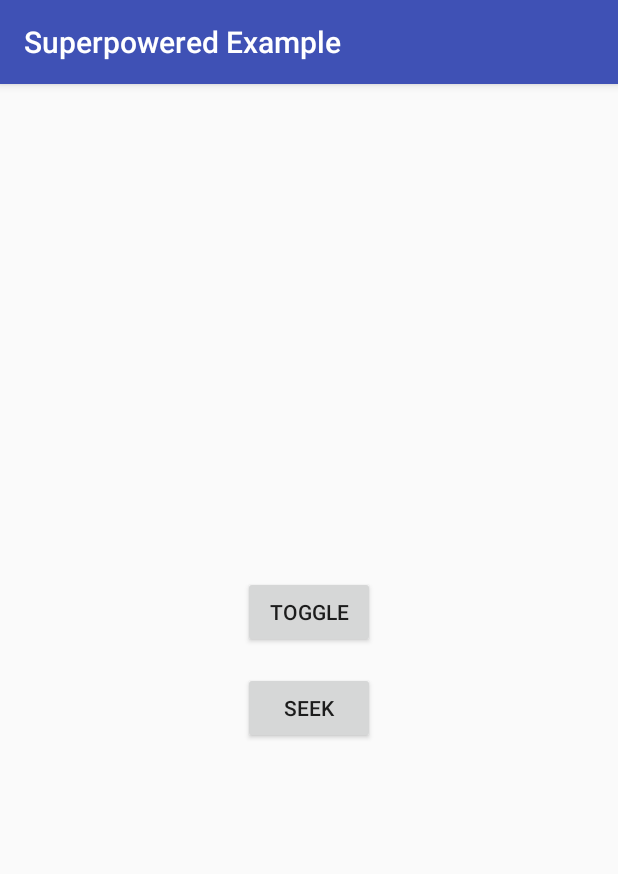
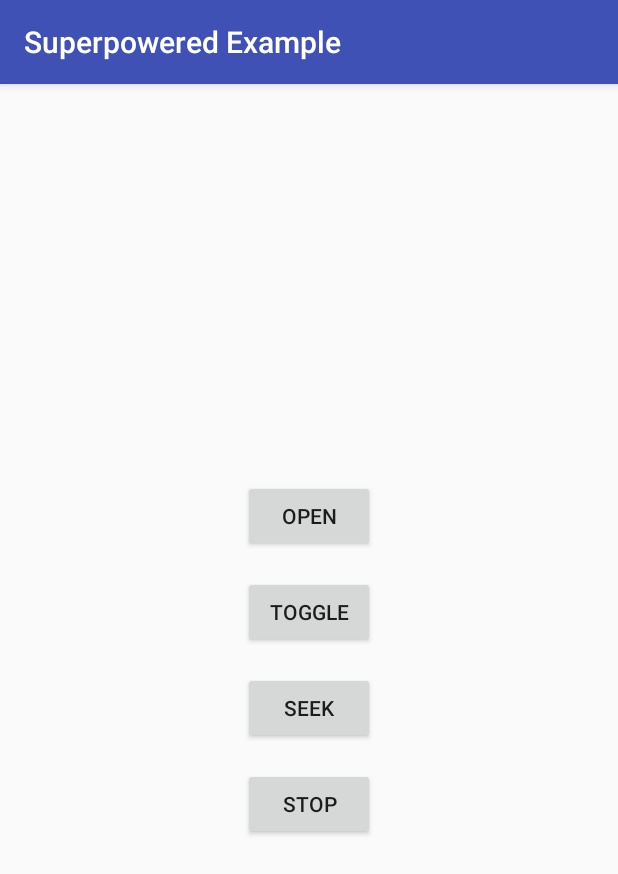
Before and after one commit to Skylesser/superpowered-example, an Android app: the screen it shows after launch (MainActivity), on a phone screen of 412 x 824 dp. Shown: the top 874 px of the screen. Run offline under Robolectric (Android 15) with nearby library versions, the light colour scheme and no system bars; 2 statements that could not run were skipped.

Commit message:
New open and stop features

```diff
--- a/app/src/main/java/com/superpowered/superpoweredexample/SuperPoweredPlayer.java
+++ b/app/src/main/java/com/superpowered/superpoweredexample/SuperPoweredPlayer.java
@@ -59,6 +59,11 @@ class SuperPoweredPlayer
 		SuperpoweredExample(sampleRate, bufferSize, URL_A, URL_B, URL_C, repertoire.getAbsolutePath());
 	}
 
+	void openFile()
+	{
+		open("http://www.wezeejay.fr/audio/7.mp3");
+	}
+
 	void togglePlayback()
 	{
 		playState = !playState;
@@ -71,9 +76,15 @@ class SuperPoweredPlayer
 		onSeek();
 	}
 
+	void stopDownload()
+	{
+		onStopDownload(URL_C);
+	}
+
 	private native void SuperpoweredExample(int samplerate, int buffersize, String urlA, String urlB, String urlC, String localPath);
 	private native void onPlayPause(boolean play);
 	private native void open(String url);
 	private native void onSeek();
+	private native void onStopDownload(String url);
 
 }
--- a/app/src/main/res/layout/activity_main.xml
+++ b/app/src/main/res/layout/activity_main.xml
@@ -6,6 +6,19 @@
 	android:layout_width="match_parent"
 	android:layout_height="match_parent"
 	tools:context="com.superpowered.superpoweredexample.MainActivity">
+
+	<Button
+		android:id="@+id/open"
+		android:layout_width="wrap_content"
+		android:layout_height="wrap_content"
+		android:layout_margin="8dp"
+		android:onClick="onClickOpen"
+		android:text="OPEN"
+		app:layout_constraintBottom_toTopOf="@id/toggle"
+		app:layout_constraintLeft_toLeftOf="parent"
+		app:layout_constraintRight_toRightOf="parent"
+		app:layout_constraintTop_toTopOf="parent"
+		app:layout_constraintVertical_chainStyle="packed"/>
 
 	<Button
 		android:id="@+id/toggle"
@@ -17,8 +30,7 @@
 		app:layout_constraintBottom_toTopOf="@id/seek"
 		app:layout_constraintLeft_toLeftOf="parent"
 		app:layout_constraintRight_toRightOf="parent"
-		app:layout_constraintTop_toTopOf="parent"
-		app:layout_constraintVertical_chainStyle="packed"/>
+		app:layout_constraintTop_toBottomOf="@id/open"/>
 
 	<Button
 		android:id="@+id/seek"
@@ -27,9 +39,22 @@
 		android:layout_margin="8dp"
 		android:onClick="onClickSeek"
 		android:text="SEEK"
-		app:layout_constraintBottom_toBottomOf="parent"
+		app:layout_constraintBottom_toTopOf="@id/stop"
 		app:layout_constraintLeft_toLeftOf="parent"
 		app:layout_constraintRight_toRightOf="parent"
 		app:layout_constraintTop_toBottomOf="@id/toggle"/>
 
+	<Button
+		android:id="@+id/stop"
+		android:layout_width="wrap_content"
+		android:layout_height="wrap_content"
+		android:layout_margin="8dp"
+		android:onClick="onClickStop"
+		android:text="STOP"
+		app:layout_constraintBottom_toBottomOf="parent"
+		app:layout_constraintLeft_toLeftOf="parent"
+		app:layout_constraintRight_toRightOf="parent"
+		app:layout_constraintTop_toBottomOf="@id/seek"/>
+
+
 </android.support.constraint.ConstraintLayout>
```
Also changed, not shown: app/src/main/java/com/superpowered/superpoweredexample/MainActivity.java (+17 -2 lines), 2 other files.
